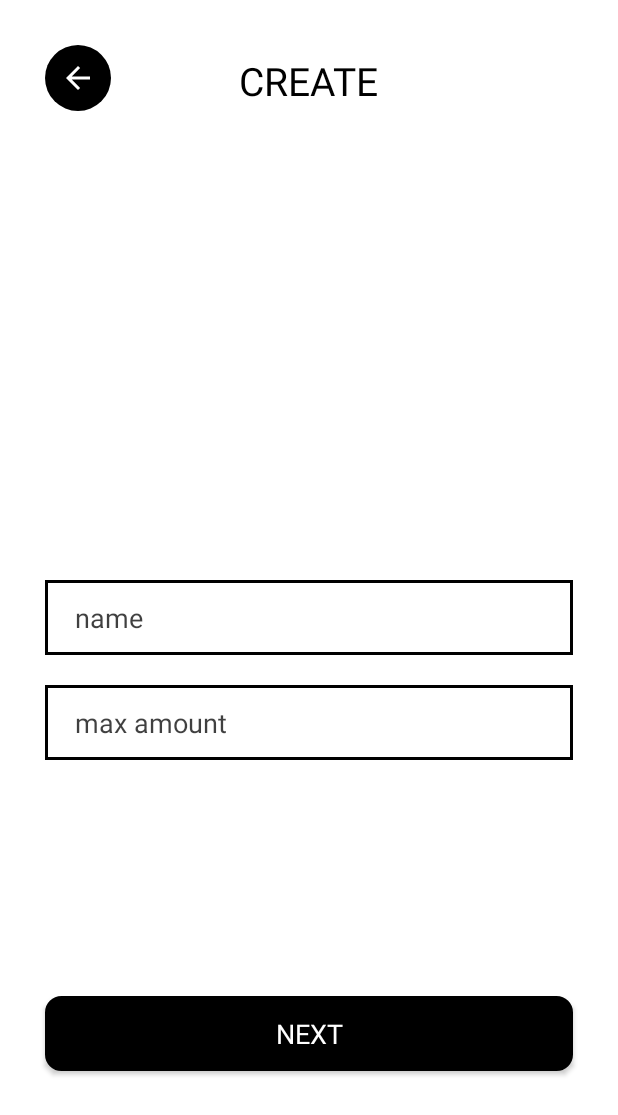
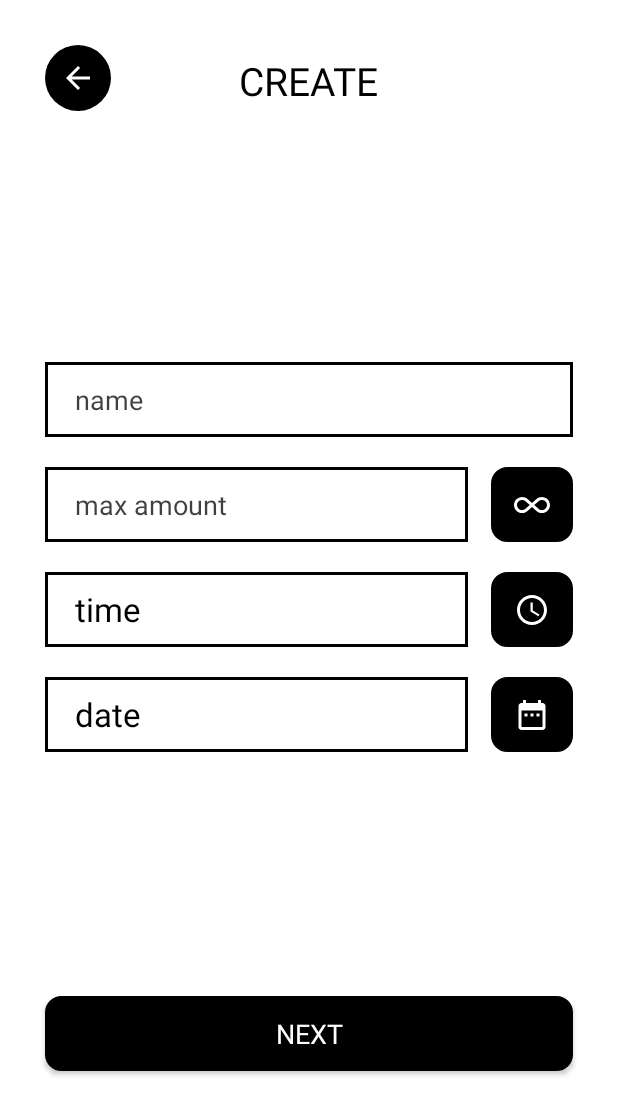
Before and after one commit to Dem-xBitly/Event, an Android app: the PublicEventActivity screen opened directly, with no data from a screen before it, on a phone screen of 412 x 824 dp. Shown: the top 1115 px of the screen. Run offline under Robolectric (Android 15) with nearby library versions, the phone set to English and light mode, and no system bars; our stand-ins replace Firebase (no records; nobody signed in at launch, a user with empty details on screens opened directly); Roboto replaces fonts that are not available here.

Commit message:
Поменял findViewById на viewBinding

```diff
--- a/app/build.gradle
+++ b/app/build.gradle
@@ -7,6 +7,10 @@ plugins {
 android {
     compileSdkVersion 30
     buildToolsVersion "30.0.2"
+
+    viewBinding{
+        enabled true
+    }
 
     defaultConfig {
         applicationId "dem.xbitly.eventplatform"
--- a/app/src/main/java/dem/xbitly/eventplatform/PublicEventActivity.java
+++ b/app/src/main/java/dem/xbitly/eventplatform/PublicEventActivity.java
@@ -12,6 +12,7 @@ import android.view.View;
 import android.widget.Button;
 import android.widget.DatePicker;
 import android.widget.EditText;
+import android.widget.ImageButton;
 import android.widget.TextView;
 import android.widget.TimePicker;
 import android.widget.Toast;
@@ -27,31 +28,27 @@ import com.google.firebase.database.FirebaseDatabase;
 import java.util.Calendar;
 import java.util.HashMap;
 
+import dem.xbitly.eventplatform.databinding.ActivityPublicEventBinding;
+
 public class PublicEventActivity extends AppCompatActivity {
-    //объявление всех переменных
-    private Button next_btn;
-    private EditText event_name;
 
     private FirebaseAuth mAuth;
     private FirebaseDatabase database;
     private DatabaseReference ref;
-
-    private EditText event_max_amount;
 
     Calendar dateAndTime=Calendar.getInstance();
     String date_time;
 
     private HashMap <String, Integer> time;
 
+    private ActivityPublicEventBinding binding;
+
     @Override
     protected void onCreate(Bundle savedInstanceState) {
         super.onCreate(savedInstanceState);
-        setContentView(R.layout.activity_public_event);
-
-        //инициализация
-        next_btn = findViewById(R.id.next_btn_from_public_event_btn);
-        event_name = findViewById(R.id.event_name_public);
-        event_max_amount = findViewById(R.id.event_max_amount);
+        binding = ActivityPublicEventBinding.inflate(getLayoutInflater());
+        View view = binding.getRoot();
+        setContentView(view);
 
         time = new HashMap<>();
 
@@ -59,19 +56,28 @@ public class PublicEventActivity extends AppCompatActivity {
         database = FirebaseDatabase.getInstance();
         ref = database.getReference("PublicEvents").child(mAuth.getCurrentUser().getUid()); //папка со всеми созданными евентами этого человека
 
-        next_btn.setOnClickListener(new View.OnClickListener() {
+
+        binding.infinityAmountBtn.setOnClickListener(new View.OnClickListener() {
             @Override
             public void onClick(View v) {
-                if (event_name.getText().toString().isEmpty() && event_max_amount.getText().toString().isEmpty()){ //нельзя, чтобы поля пустыми были
+                binding.eventMaxAmount.setText("Infinity");
+                binding.eventMaxAmount.setEnabled(false);
+
+                time.put("max_amount", 0); //если число участников может быть бесконечным, то записываем 0, что означает бесконечность
+            }
+        });
+
+        binding.nextBtnFromPublicEventBtn.setOnClickListener(new View.OnClickListener() {
+            @Override
+            public void onClick(View v) {
+                if (binding.eventNamePublic.getText().toString().isEmpty() && binding.eventMaxAmount.getText().toString().isEmpty()){ //нельзя, чтобы поля пустыми были
                     Snackbar.make(v, "Fields cannot be empty", Snackbar.LENGTH_SHORT).show();
                 }else { //если все хорошо, то создаем reference для этого мероприятия
-                    ref.child(event_name.getText().toString()).setValue("null").addOnSuccessListener(new OnSuccessListener<Void>() {
+                    ref.child(binding.eventNamePublic.getText().toString()).setValue("null").addOnSuccessListener(new OnSuccessListener<Void>() {
                         @Override
                         public void onSuccess(Void aVoid) {
 
-                            time.put("max_amount", Integer.valueOf(event_max_amount.getText().toString()));
-                            //если все успешно записалось, то открываем диалоги для выбора даты и времени
-                            setTime();
+                            time.put("max_amount", Integer.valueOf(binding.eventMaxAmount.getText().toString()));
                         }
                     });
 
@@ -129,7 +135,7 @@ public class PublicEventActivity extends AppCompatActivity {
             time.put("month", monthOfYear);
             time.put("year", year);
 
-            ref.child(event_name.getText().toString()).setValue(time)
+            ref.child(binding.eventNamePublic.getText().toString()).setValue(time)
                     .addOnCompleteListener(new OnCompleteListener<Void>() {
                         @Override
                         public void onComplete(@NonNull Task<Void> task) {
--- /dev/null
+++ b/app/src/main/res/drawable-v24/finity_icon.xml
@@ -0,0 +1,9 @@
+<vector xmlns:android="http://schemas.android.com/apk/res/android"
+    android:width="24dp"
+    android:height="24dp"
+    android:viewportWidth="24"
+    android:viewportHeight="24">
+  <path
+      android:fillColor="#fff"
+      android:pathData="M18.6,6.62C21.58,6.62 24,9 24,12C24,14.96 21.58,17.37 18.6,17.37C17.15,17.37 15.8,16.81 14.78,15.8L12,13.34L9.17,15.85C8.2,16.82 6.84,17.38 5.4,17.38C2.42,17.38 0,14.96 0,12C0,9.04 2.42,6.62 5.4,6.62C6.84,6.62 8.2,7.18 9.22,8.2L12,10.66L14.83,8.15C15.8,7.18 17.16,6.62 18.6,6.62M7.8,14.39L10.5,12L7.84,9.65C7.16,8.97 6.31,8.62 5.4,8.62C3.53,8.62 2,10.13 2,12C2,13.87 3.53,15.38 5.4,15.38C6.31,15.38 7.16,15.03 7.8,14.39M16.2,9.61L13.5,12L16.16,14.35C16.84,15.03 17.7,15.38 18.6,15.38C20.47,15.38 22,13.87 22,12C22,10.13 20.47,8.62 18.6,8.62C17.69,8.62 16.84,8.97 16.2,9.61Z"/>
+</vector>
--- /dev/null
+++ b/app/src/main/res/drawable-v24/ic_baseline_access_time_24.xml
@@ -0,0 +1,6 @@
+<vector android:height="24dp" android:tint="#FFFFFF"
+    android:viewportHeight="24" android:viewportWidth="24"
+    android:width="24dp" xmlns:android="http://schemas.android.com/apk/res/android">
+    <path android:fillColor="@android:color/white" android:pathData="M11.99,2C6.47,2 2,6.48 2,12s4.47,10 9.99,10C17.52,22 22,17.52 22,12S17.52,2 11.99,2zM12,20c-4.42,0 -8,-3.58 -8,-8s3.58,-8 8,-8 8,3.58 8,8 -3.58,8 -8,8z"/>
+    <path android:fillColor="@android:color/white" android:pathData="M12.5,7H11v6l5.25,3.15 0.75,-1.23 -4.5,-2.67z"/>
+</vector>
--- /dev/null
+++ b/app/src/main/res/drawable-v24/ic_baseline_date_range_24.xml
@@ -0,0 +1,5 @@
+<vector android:height="24dp" android:tint="#FFFFFF"
+    android:viewportHeight="24" android:viewportWidth="24"
+    android:width="24dp" xmlns:android="http://schemas.android.com/apk/res/android">
+    <path android:fillColor="@android:color/white" android:pathData="M9,11L7,11v2h2v-2zM13,11h-2v2h2v-2zM17,11h-2v2h2v-2zM19,4h-1L18,2h-2v2L8,4L8,2L6,2v2L5,4c-1.11,0 -1.99,0.9 -1.99,2L3,20c0,1.1 0.89,2 2,2h14c1.1,0 2,-0.9 2,-2L21,6c0,-1.1 -0.9,-2 -2,-2zM19,20L5,20L5,9h14v11z"/>
+</vector>
--- a/app/src/main/res/layout/activity_login.xml
+++ b/app/src/main/res/layout/activity_login.xml
@@ -5,9 +5,7 @@
     android:layout_width="match_parent"
     android:background="@color/white"
     android:layout_height="match_parent"
-    tools:context=".LoginActivity"
-    tools:viewBindingIgnore="true">
-
+    tools:context=".LoginActivity">
     <ImageButton
         android:id="@+id/back_from_login_btn"
         android:layout_width="wrap_content"
--- a/app/src/main/res/layout/activity_main.xml
+++ b/app/src/main/res/layout/activity_main.xml
@@ -6,8 +6,7 @@
     android:layout_width="match_parent"
     android:layout_height="match_parent"
     android:background="@color/white"
-    tools:viewBindingIgnore="true">
-
+>
     <com.google.android.material.bottomnavigation.BottomNavigationView
         android:id="@+id/nav_view"
         android:layout_width="0dp"
--- a/app/src/main/res/layout/activity_public_event.xml
+++ b/app/src/main/res/layout/activity_public_event.xml
@@ -18,7 +18,7 @@
         android:layout_marginTop="30dp"/>
 
     <TextView
-        android:id="@+id/sign_in_txt"
+        android:id="@+id/create_public_event_txt"
         android:layout_width="wrap_content"
         android:layout_height="wrap_content"
         android:text="CREATE"
@@ -39,24 +39,121 @@
         android:textColorHint="@color/hints_color"
         android:paddingStart="20dp"
         android:background="@drawable/edit_txt_shape"
-        android:layout_centerInParent="true"
+        android:layout_below="@+id/create_public_event_txt"
+        android:layout_marginTop="170dp"
         android:inputType="textPersonName"/>
 
-    <EditText
-        android:id="@+id/event_max_amount"
+    <LinearLayout
+        android:id="@+id/max_amount_linear"
         android:layout_width="match_parent"
-        android:layout_height="wrap_content"
-        android:layout_marginStart="30dp"
-        android:layout_marginEnd="30dp"
+        android:layout_height="50dp"
         android:minHeight="50dp"
-        android:hint="max amount"
-        android:textColorHint="@color/hints_color"
-        android:paddingStart="20dp"
-        android:background="@drawable/edit_txt_shape"
-        android:layout_centerHorizontal="true"
         android:layout_below="@+id/event_name_public"
         android:layout_marginTop="20dp"
-        android:inputType="number"/>
+        android:layout_centerHorizontal="true"
+        android:layout_marginStart="30dp"
+        android:layout_marginEnd="30dp">
+
+        <EditText
+            android:id="@+id/event_max_amount"
+            android:layout_width="282dp"
+            android:layout_height="50dp"
+            android:hint="max amount"
+            android:textColorHint="@color/hints_color"
+            android:background="@drawable/edit_txt_shape"
+            android:paddingStart="20dp"
+            android:layout_centerHorizontal="true"
+            android:inputType="number"
+            />
+
+        <ImageButton
+            android:id="@+id/infinity_amount_btn"
+            android:layout_width="wrap_content"
+            android:layout_height="wrap_content"
+            android:background="@drawable/sign_up_btn"
+            android:src="@drawable/finity_icon"
+            android:padding="15dp"
+            android:layout_marginLeft="15dp"
+            />
+
+
+    </LinearLayout>
+
+
+    <LinearLayout
+        android:id="@+id/time_linear"
+        android:layout_width="match_parent"
+        android:layout_height="50dp"
+        android:minHeight="50dp"
+        android:layout_below="@+id/max_amount_linear"
+        android:layout_marginTop="20dp"
+        android:layout_centerHorizontal="true"
+        android:layout_marginStart="30dp"
+        android:layout_marginEnd="30dp">
+
+        <TextView
+            android:id="@+id/time_txt"
+            android:layout_width="282dp"
+            android:layout_height="50dp"
+            android:text="time"
+            android:paddingTop="10dp"
+            android:textColorHint="@color/hints_color"
+            android:background="@drawable/edit_txt_shape"
+            android:paddingStart="20dp"
+            android:textSize="22sp"
+            android:layout_below="@+id/max_amount_linear"
+            android:layout_centerHorizontal="true"
+            />
+
+        <ImageButton
+            android:id="@+id/pick_time_btn"
+            android:layout_width="wrap_content"
+            android:layout_height="wrap_content"
+            android:background="@drawable/sign_up_btn"
+            android:src="@drawable/ic_baseline_access_time_24"
+            android:padding="15dp"
+            android:layout_marginLeft="15dp"
+            />
+
+    </LinearLayout>
+
+
+    <LinearLayout
+        android:id="@+id/date_linear"
+        android:layout_width="match_parent"
+        android:layout_height="50dp"
+        android:minHeight="50dp"
+        android:layout_below="@+id/time_linear"
+        android:layout_marginTop="20dp"
+        android:layout_centerHorizontal="true"
+        android:layout_marginStart="30dp"
+        android:layout_marginEnd="30dp">
+
+        <TextView
+            android:id="@+id/date_txt"
+            android:layout_width="282dp"
+            android:layout_height="50dp"
+            android:text="date"
+            android:paddingTop="10dp"
+            android:textColorHint="@color/hints_color"
+            android:background="@drawable/edit_txt_shape"
+            android:paddingStart="20dp"
+            android:textSize="22sp"
+            android:layout_below="@+id/max_amount_linear"
+            android:layout_centerHorizontal="true"
+            />
+
+        <ImageButton
+            android:id="@+id/pick_date_btn"
+            android:layout_width="wrap_content"
+            android:layout_height="wrap_content"
+            android:background="@drawable/sign_up_btn"
+            android:src="@drawable/ic_baseline_date_range_24"
+            android:padding="15dp"
+            android:layout_marginLeft="15dp"
+            />
+
+    </LinearLayout>
 
 
     <Button
--- a/app/src/main/res/layout/activity_register.xml
+++ b/app/src/main/res/layout/activity_register.xml
@@ -6,7 +6,7 @@
     android:layout_height="match_parent"
     android:background="@color/white"
     tools:context=".RegisterActivity"
-    tools:viewBindingIgnore="true">
+    >
 
     <ImageButton
         android:id="@+id/back_from_register_btn"
```
Also changed, not shown: app/src/main/java/dem/xbitly/eventplatform/LoginActivity.java (+18 -12 lines), app/src/main/java/dem/xbitly/eventplatform/MainActivity.java (+7 -1 lines), app/src/main/java/dem/xbitly/eventplatform/PickPlaceActivity.java (+6 -1 lines), app/src/main/java/dem/xbitly/eventplatform/PrivateEventActivity.java (+6 -1 lines), app/src/main/java/dem/xbitly/eventplatform/ProfileSettings.java (+15 -22 lines), app/src/main/java/dem/xbitly/eventplatform/RegisterActivity.java (+14 -26 lines), app/src/main/java/dem/xbitly/eventplatform/SettingsActivity.java (+7 -10 lines), app/src/main/java/dem/xbitly/eventplatform/StartActivity.java (+7 -8 lines).
